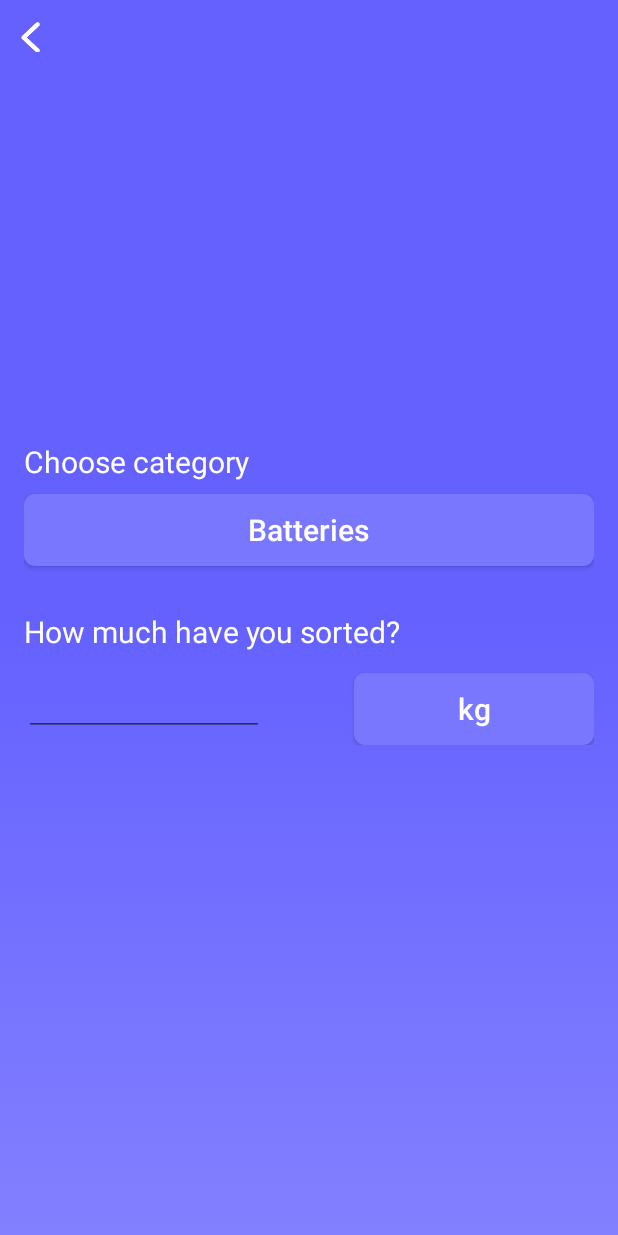
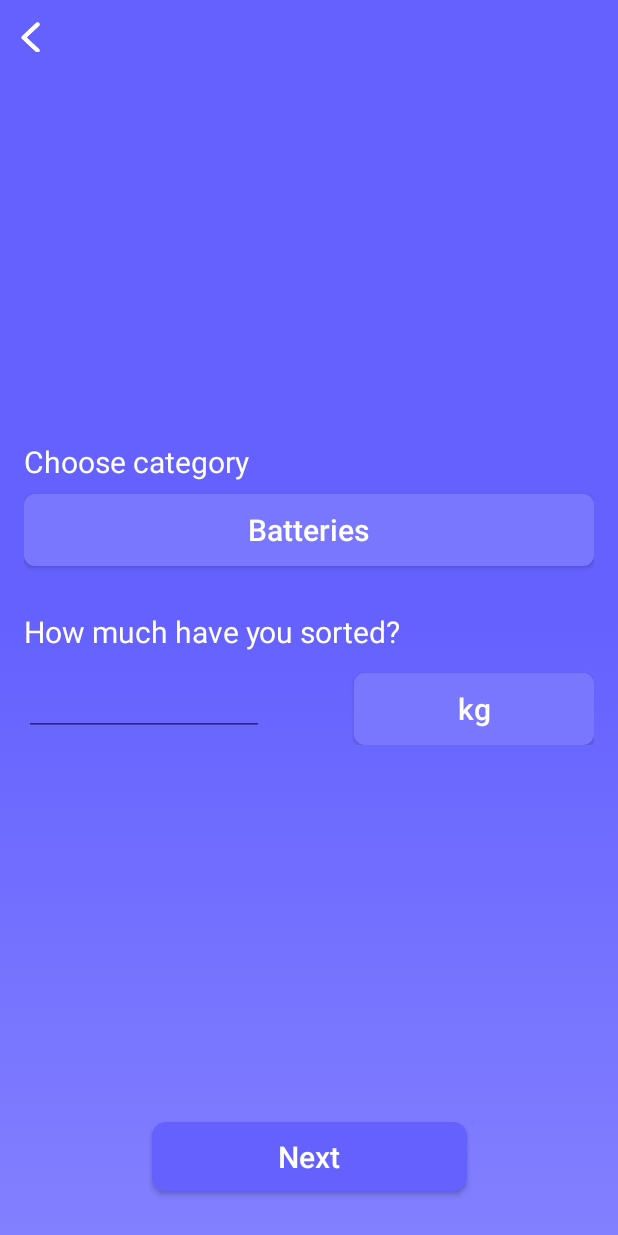
Before and after one commit to NikolayPuliaiev/recycling_android, an Android app: the fragment SortAcceptFragment placed in its activity, on a phone screen of 412 x 824 dp. Run offline under Robolectric (Android 15) with nearby library versions, the light colour scheme and no system bars; our stand-ins replace RxJava, data binding; libraries missing offline, so code that uses them is left out: com.afollestad.materialdialogs; plain views replace ExtendedEditText, TextFieldBoxes.

Commit message:
Finished SortAccept layout

```diff
--- a/app/src/main/res/layout/fragment_sort_accept.xml
+++ b/app/src/main/res/layout/fragment_sort_accept.xml
@@ -116,5 +116,19 @@
 
         </RelativeLayout>
 
+        <Button
+                android:id="@+id/next_button"
+                android:layout_width="210dp"
+                android:layout_height="46dp"
+                app:layout_constraintBottom_toBottomOf="parent"
+                app:layout_constraintStart_toStartOf="parent"
+                app:layout_constraintEnd_toEndOf="parent"
+                android:layout_marginBottom="30dp"
+                android:background="@drawable/button_purple_corner"
+                android:text="@string/next"
+                android:textSize="20sp"
+                android:textColor="@color/white"
+                android:textAllCaps="false"/>
+
     </androidx.constraintlayout.widget.ConstraintLayout>
 </layout>
--- a/app/src/main/res/values/strings.xml
+++ b/app/src/main/res/values/strings.xml
@@ -13,4 +13,5 @@
     <string name="cancel">Cancel</string>
     <string name="accept">Accept</string>
     <string name="choose_category">Choose category</string>
+    <string name="next">Next</string>
 </resources>
```
